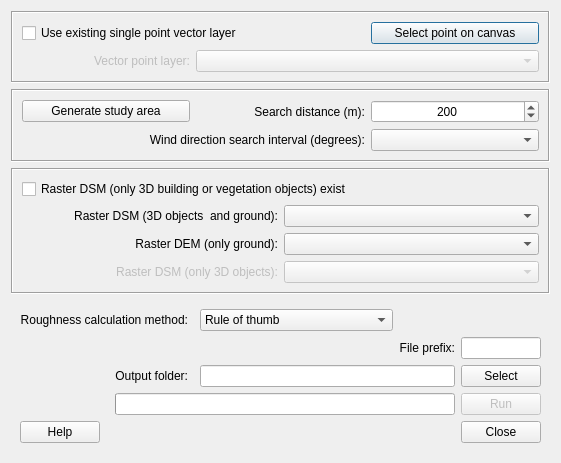
This is ImageMorphParmsPoint/imagemorphparmspoint_v1_dialog_base.ui in UMEP-dev/UMEP as Qt 5 draws it before an edit. The edited form follows.
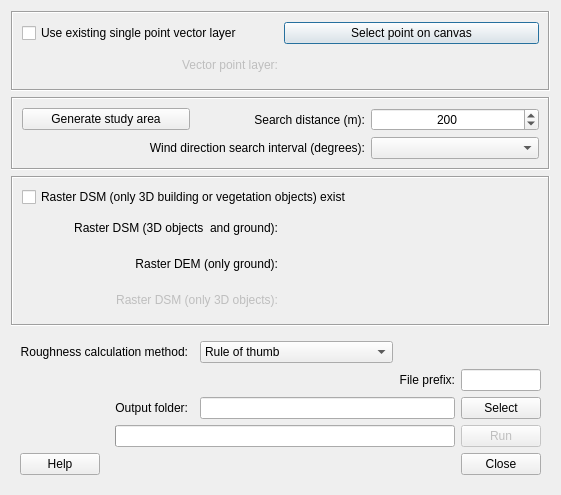
This is the edited form.

```diff
--- a/ImageMorphParmsPoint/imagemorphparmspoint_v1_dialog_base.ui
+++ b/ImageMorphParmsPoint/imagemorphparmspoint_v1_dialog_base.ui
@@ -9,8 +9,8 @@
    <rect>
     <x>0</x>
     <y>0</y>
-    <width>550</width>
-    <height>451</height>
+    <width>549</width>
+    <height>491</height>
    </rect>
   </property>
   <property name="sizePolicy">
@@ -21,8 +21,8 @@
   </property>
   <property name="maximumSize">
    <size>
-    <width>550</width>
-    <height>460</height>
+    <width>16777215</width>
+    <height>16777215</height>
    </size>
   </property>
   <property name="windowTitle">
@@ -38,7 +38,7 @@
       <enum>QFrame::Sunken</enum>
      </property>
      <layout class="QGridLayout" name="gridLayout_2">
-      <item row="0" column="0" colspan="2">
+      <item row="0" column="0">
        <widget class="QCheckBox" name="checkBoxVectorLayer">
         <property name="layoutDirection">
          <enum>Qt::LeftToRight</enum>
@@ -48,7 +48,7 @@
         </property>
        </widget>
       </item>
-      <item row="0" column="2">
+      <item row="0" column="1">
        <widget class="QPushButton" name="selectpoint">
         <property name="contextMenuPolicy">
          <enum>Qt::DefaultContextMenu</enum>
@@ -80,18 +80,21 @@
         </property>
        </widget>
       </item>
-      <item row="1" column="1" colspan="2">
-       <widget class="QComboBox" name="comboBox_Point">
+      <item row="1" column="1">
+       <widget class="QWidget" name="widgetPointLayer" native="true">
         <property name="enabled">
          <bool>false</bool>
         </property>
-        <property name="toolTip">
-         <string>&lt;!DOCTYPE HTML PUBLIC &quot;-//W3C//DTD HTML 4.0//EN&quot; &quot;http://www.w3.org/TR/REC-html40/strict.dtd&quot;&gt;
-&lt;html&gt;&lt;head&gt;&lt;meta name=&quot;qrichtext&quot; content=&quot;1&quot; /&gt;&lt;style type=&quot;text/css&quot;&gt;
-p, li { white-space: pre-wrap; }
-&lt;/style&gt;&lt;/head&gt;&lt;body style=&quot; font-family:'MS Shell Dlg 2'; font-size:8.25pt; font-weight:400; font-style:normal;&quot;&gt;
-&lt;p style=&quot; margin-top:0px; margin-bottom:0px; margin-left:0px; margin-right:0px; -qt-block-indent:0; text-indent:0px;&quot;&gt;&lt;span style=&quot; font-size:8pt;&quot;&gt;This Polygon layer could include one single or mutiple squares &lt;/span&gt;&lt;/p&gt;&lt;/body&gt;&lt;/html&gt;</string>
+        <property name="minimumSize">
+         <size>
+          <width>175</width>
+          <height>30</height>
+         </size>
         </property>
+        <property name="layoutDirection">
+         <enum>Qt::LeftToRight</enum>
+        </property>
+        <layout class="QGridLayout" name="gridLayout_7"/>
        </widget>
       </item>
      </layout>
@@ -179,7 +182,17 @@
      <property name="frameShadow">
       <enum>QFrame::Sunken</enum>
      </property>
-     <layout class="QGridLayout" name="gridLayout_3">
+     <layout class="QGridLayout" name="gridLayout_8">
+      <item row="2" column="0">
+       <widget class="QLabel" name="label_2">
+        <property name="text">
+         <string>Raster DSM (3D objects  and ground):</string>
+        </property>
+        <property name="alignment">
+         <set>Qt::AlignRight|Qt::AlignTrailing|Qt::AlignVCenter</set>
+        </property>
+       </widget>
+      </item>
       <item row="0" column="0" colspan="2">
        <widget class="QCheckBox" name="checkBoxOnlyBuilding">
         <property name="toolTip">
@@ -193,47 +206,62 @@
         </property>
        </widget>
       </item>
-      <item row="1" column="0">
-       <widget class="QLabel" name="label_2">
-        <property name="text">
-         <string>Raster DSM (3D objects  and ground):</string>
-        </property>
-        <property name="alignment">
-         <set>Qt::AlignRight|Qt::AlignTrailing|Qt::AlignVCenter</set>
-        </property>
-        <property name="buddy">
-         <cstring>comboBox_DSMbuildground</cstring>
-        </property>
-       </widget>
-      </item>
-      <item row="1" column="1">
-       <widget class="QComboBox" name="comboBox_DSMbuildground">
-        <property name="toolTip">
-         <string>A raster DSM consisting of ground and e.g. building height (meters above sea level).</string>
-        </property>
-       </widget>
-      </item>
-      <item row="2" column="0">
-       <widget class="QLabel" name="label_3">
-        <property name="text">
-         <string>Raster DEM (only ground):</string>
-        </property>
-        <property name="alignment">
-         <set>Qt::AlignRight|Qt::AlignTrailing|Qt::AlignVCenter</set>
-        </property>
-        <property name="buddy">
-         <cstring>comboBox_DEM</cstring>
-        </property>
-       </widget>
-      </item>
       <item row="2" column="1">
-       <widget class="QComboBox" name="comboBox_DEM">
-        <property name="toolTip">
-         <string>A DEM consisting of pixels with ground heights (metres above sea level).</string>
+       <widget class="QWidget" name="widgetDSMbuildground" native="true">
+        <property name="minimumSize">
+         <size>
+          <width>175</width>
+          <height>30</height>
+         </size>
         </property>
+        <property name="layoutDirection">
+         <enum>Qt::LeftToRight</enum>
+        </property>
+        <layout class="QGridLayout" name="gridLayout_3"/>
+       </widget>
+      </item>
+      <item row="3" column="1">
+       <widget class="QWidget" name="widgetDEM" native="true">
+        <property name="minimumSize">
+         <size>
+          <width>175</width>
+          <height>30</height>
+         </size>
+        </property>
+        <property name="layoutDirection">
+         <enum>Qt::LeftToRight</enum>
+        </property>
+        <layout class="QGridLayout" name="gridLayout_5"/>
        </widget>
       </item>
       <item row="3" column="0">
+       <widget class="QLabel" name="label_3">
+        <property name="text">
+         <string>Raster DEM (only ground):</string>
+        </property>
+        <property name="alignment">
+         <set>Qt::AlignRight|Qt::AlignTrailing|Qt::AlignVCenter</set>
+        </property>
+       </widget>
+      </item>
+      <item row="4" column="1">
+       <widget class="QWidget" name="widgetDSMbuild" native="true">
+        <property name="enabled">
+         <bool>false</bool>
+        </property>
+        <property name="minimumSize">
+         <size>
+          <width>175</width>
+          <height>30</height>
+         </size>
+        </property>
+        <property name="layoutDirection">
+         <enum>Qt::LeftToRight</enum>
+        </property>
+        <layout class="QGridLayout" name="gridLayout_6"/>
+       </widget>
+      </item>
+      <item row="4" column="0">
        <widget class="QLabel" name="label_4">
         <property name="enabled">
          <bool>false</bool>
@@ -244,19 +272,6 @@
         <property name="alignment">
          <set>Qt::AlignRight|Qt::AlignTrailing|Qt::AlignVCenter</set>
         </property>
-        <property name="buddy">
-         <cstring>comboBox_DSMbuild</cstring>
-        </property>
-       </widget>
-      </item>
-      <item row="3" column="1">
-       <widget class="QComboBox" name="comboBox_DSMbuild">
-        <property name="enabled">
-         <bool>false</bool>
-        </property>
-        <property name="toolTip">
-         <string>A DSM consisting of pixels with object (e.g. buildings or vegetation) heights above ground. Pixels where no objects are present should be set to zero.</string>
-        </property>
        </widget>
       </item>
      </layout>
```
Left out of the diff: 188 changed lines with no effect on the pictures.
